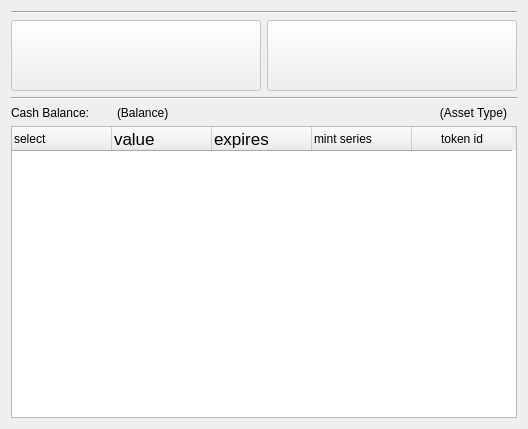
Above: src/Widgets/cashpurse.ui from Open-Transactions/Moneychanger before the change. Below: the same form after it.
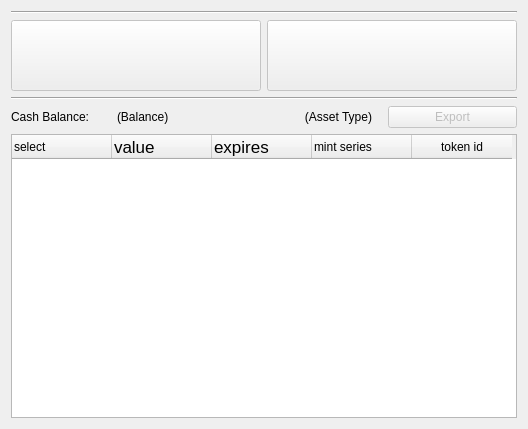
That is the form after the change. Icons and pictures are not drawn.

Commit message: working on export cash

Diff of the .ui file:
```diff
--- a/src/Widgets/cashpurse.ui
+++ b/src/Widgets/cashpurse.ui
@@ -109,7 +109,7 @@
       <widget class="QLabel" name="labelCashBalance">
        <property name="minimumSize">
         <size>
-         <width>200</width>
+         <width>0</width>
          <height>0</height>
         </size>
        </property>
@@ -131,6 +131,16 @@
        </property>
       </widget>
      </item>
+     <item>
+      <widget class="QPushButton" name="pushButtonExport">
+       <property name="enabled">
+        <bool>false</bool>
+       </property>
+       <property name="text">
+        <string>Export</string>
+       </property>
+      </widget>
+     </item>
     </layout>
    </item>
    <item>
```
The commit also changes 2 other files.
